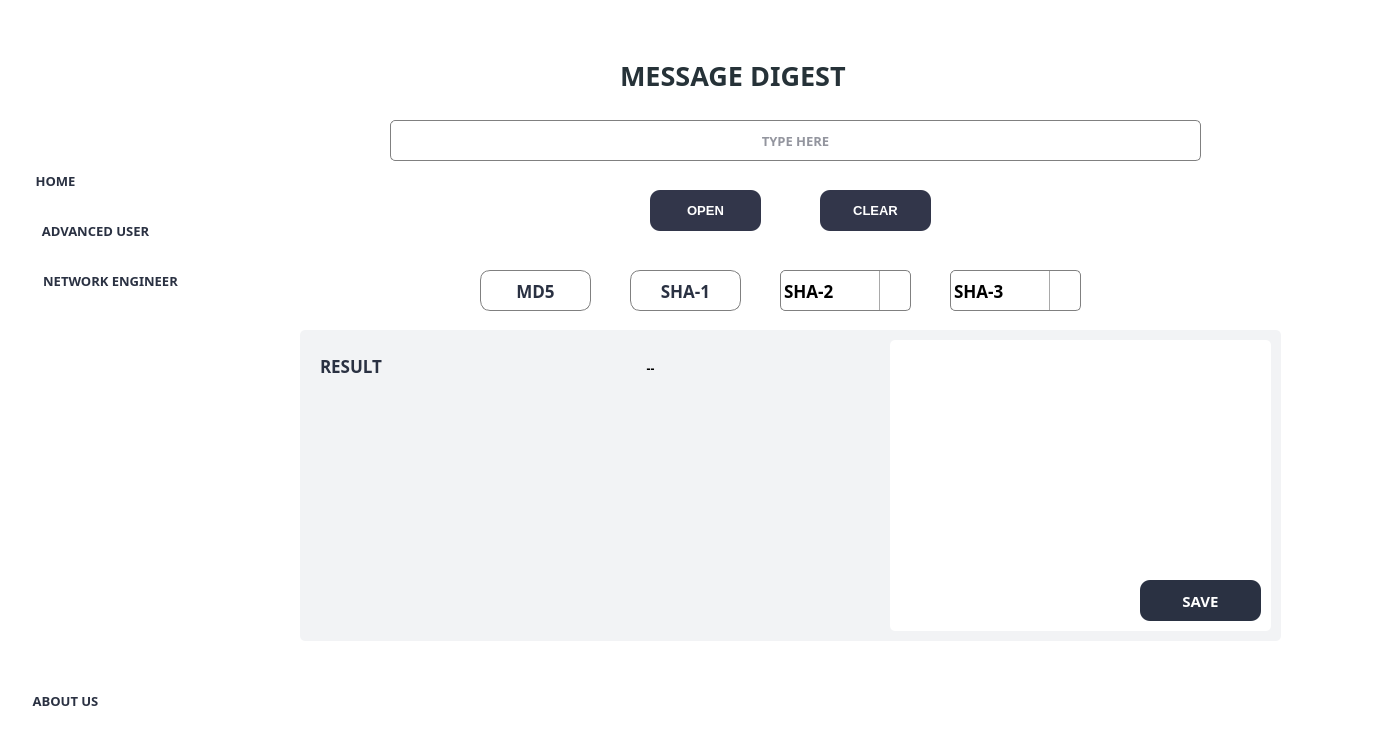
Qt form assets/ui/main.ui (NicasioTn/Windows-ISAN-Security-Gizmo-Box) before a commit.
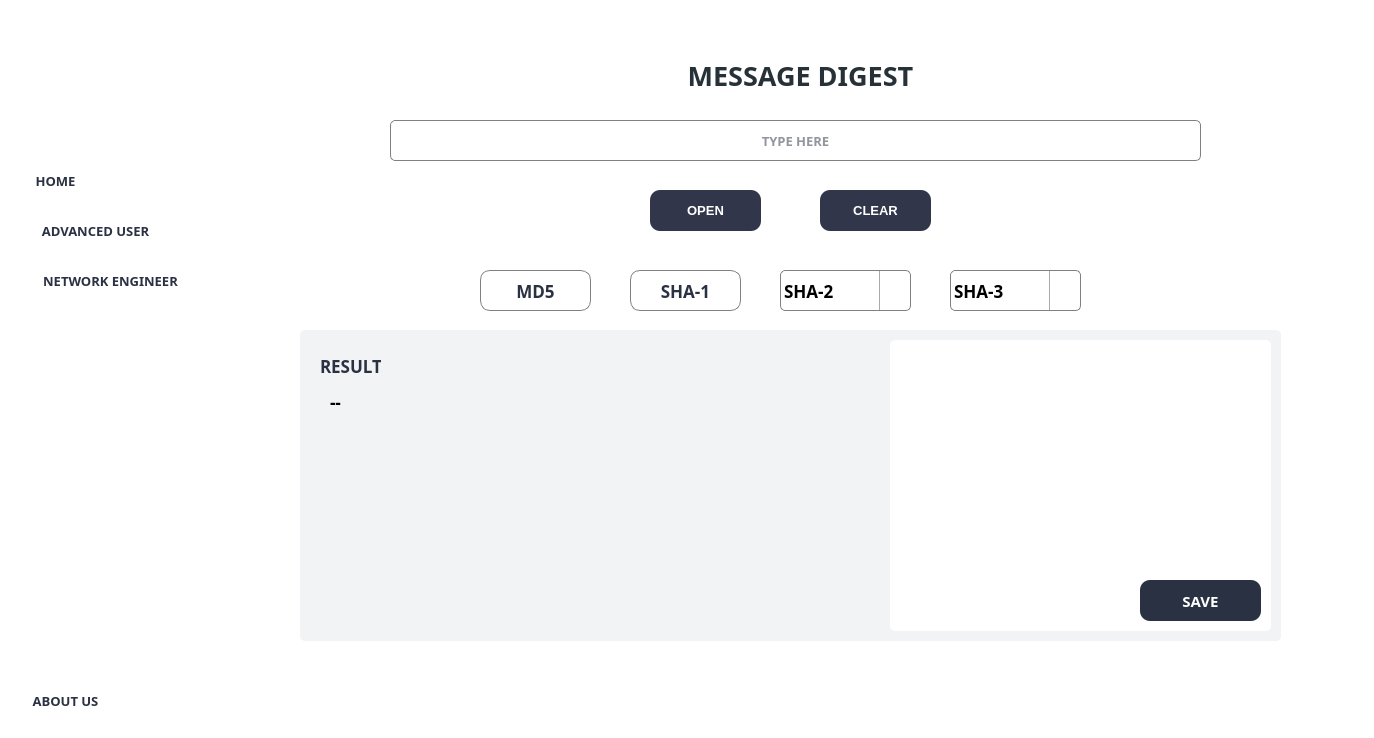
The same form after that commit. The open tabs and pages were chosen to show the change. Icons and pictures are not drawn.

Patch:
```diff
--- a/assets/ui/main.ui
+++ b/assets/ui/main.ui
@@ -2098,7 +2098,7 @@
      <widget class="QLabel" name="label_digest">
       <property name="geometry">
        <rect>
-        <x>600</x>
+        <x>640</x>
         <y>50</y>
         <width>281</width>
         <height>31</height>
@@ -2118,6 +2118,9 @@
       <property name="text">
        <string>MESSAGE DIGEST</string>
       </property>
+      <property name="alignment">
+       <set>Qt::AlignCenter</set>
+      </property>
      </widget>
      <widget class="QLineEdit" name="lineEdit_inputDigest">
       <property name="geometry">
@@ -2507,30 +2510,6 @@
        <string notr="true">background-color:rgba(242,243,245,255);
 border-radius: 5px;</string>
       </property>
-      <widget class="QLabel" name="label_resultDigest">
-       <property name="geometry">
-        <rect>
-         <x>20</x>
-         <y>20</y>
-         <width>81</width>
-         <height>31</height>
-        </rect>
-       </property>
-       <property name="font">
-        <font>
-         <family>Bahnschrift SemiBold</family>
-         <pointsize>13</pointsize>
-         <weight>75</weight>
-         <bold>true</bold>
-        </font>
-       </property>
-       <property name="styleSheet">
-        <string notr="true">color: rgb(42, 49, 66);</string>
-       </property>
-       <property name="text">
-        <string>RESULT</string>
-       </property>
-      </widget>
       <widget class="QWidget" name="widget_qr" native="true">
        <property name="geometry">
         <rect>
@@ -2619,28 +2598,58 @@
         </property>
        </widget>
       </widget>
+      <widget class="QLabel" name="label_resultDigest">
+       <property name="geometry">
+        <rect>
+         <x>20</x>
+         <y>20</y>
+         <width>61</width>
+         <height>31</height>
+        </rect>
+       </property>
+       <property name="font">
+        <font>
+         <family>Bahnschrift SemiBold</family>
+         <pointsize>13</pointsize>
+         <weight>75</weight>
+         <bold>true</bold>
+        </font>
+       </property>
+       <property name="styleSheet">
+        <string notr="true">color: rgb(42, 49, 66);</string>
+       </property>
+       <property name="text">
+        <string>RESULT</string>
+       </property>
+      </widget>
       <widget class="QLabel" name="label_outTextHash">
        <property name="geometry">
         <rect>
-         <x>140</x>
-         <y>30</y>
-         <width>421</width>
-         <height>16</height>
+         <x>30</x>
+         <y>60</y>
+         <width>541</width>
+         <height>231</height>
         </rect>
        </property>
        <property name="font">
         <font>
          <family>Bahnschrift SemiBold</family>
-         <pointsize>9</pointsize>
+         <pointsize>13</pointsize>
          <weight>75</weight>
          <bold>true</bold>
         </font>
        </property>
+       <property name="frameShadow">
+        <enum>QFrame::Raised</enum>
+       </property>
        <property name="text">
         <string>--</string>
        </property>
        <property name="alignment">
-        <set>Qt::AlignCenter</set>
+        <set>Qt::AlignLeading|Qt::AlignLeft|Qt::AlignTop</set>
+       </property>
+       <property name="wordWrap">
+        <bool>true</bool>
        </property>
       </widget>
      </widget>
```
Left out of the diff: 3 changed lines with no effect on the pictures.
